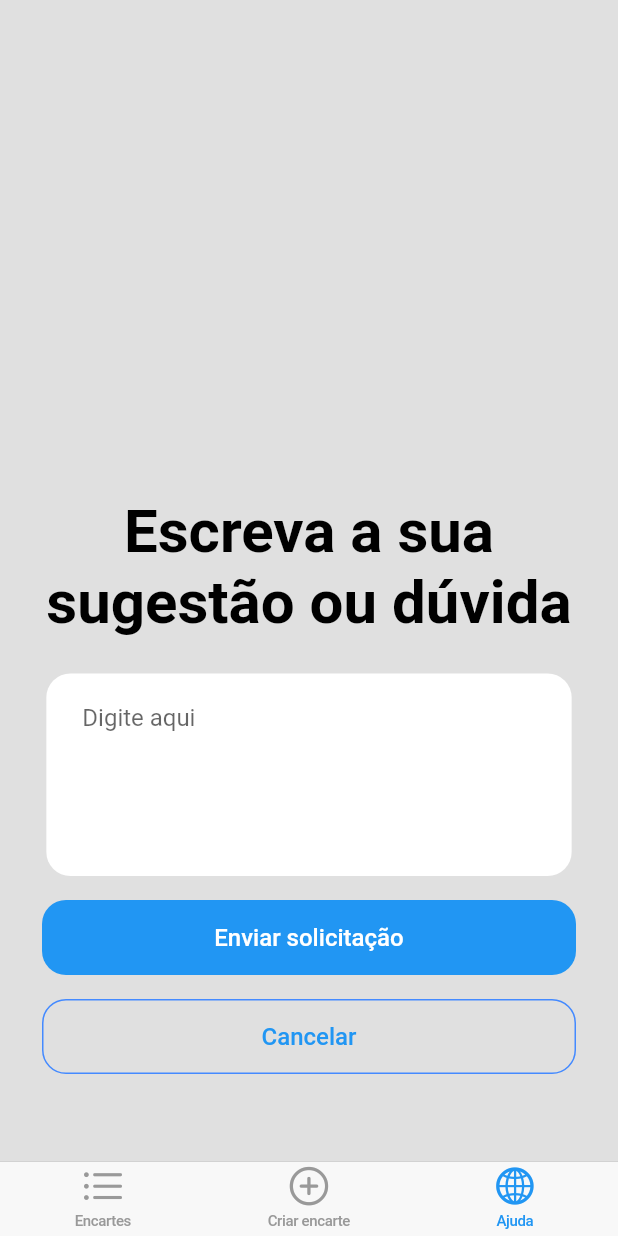
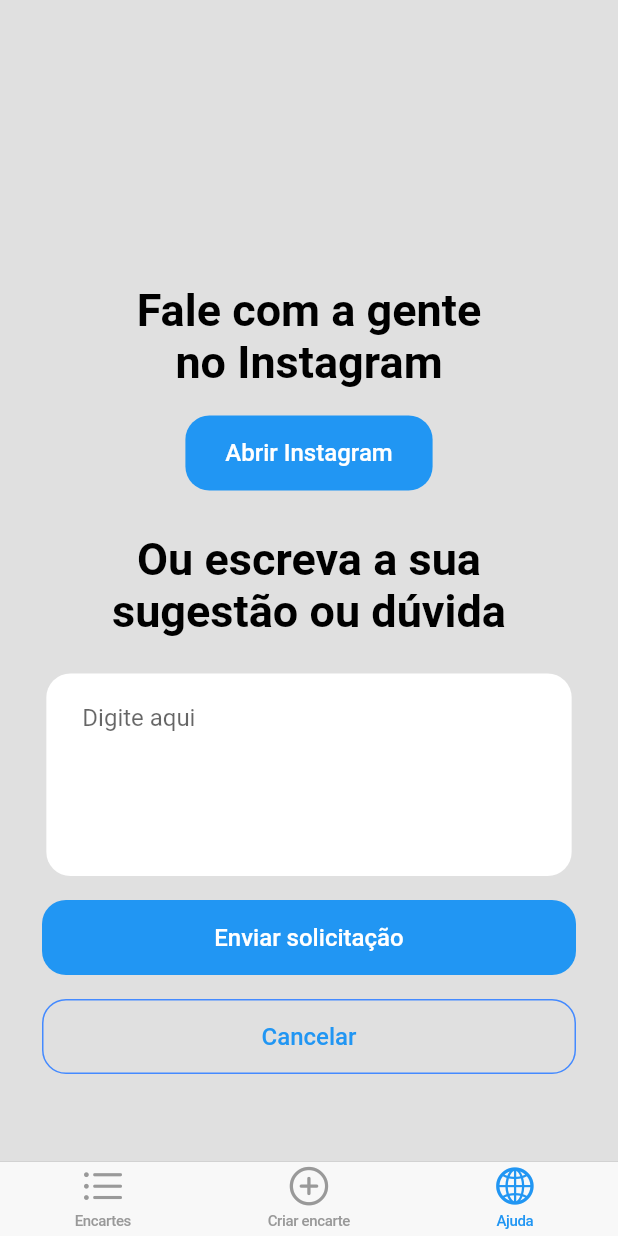
Before and after one commit to MarceloDiefenbach/encarte_facil, a Flutter app: the screen it shows after launch, item 3 of the bottom bar chosen, on a phone screen of 412 x 824 dp. Run offline on Flutter 3.47's test engine with Material 2 defaults, Android fonts, the phone set to English and light mode, and no system bars; our stand-ins replace firebase_analytics, firebase_core, flutter_mobx, image_gallery_saver, mobx, numberpicker and 1 more; missing offline and left inert: flutter_email_sender; accounts and stored records are empty; network calls fail.

Commit message:
adicionei o botão de instagram

```diff
--- a/lib/SugestionForm.dart
+++ b/lib/SugestionForm.dart
@@ -2,8 +2,7 @@ import 'package:encarte_facil_2/Nova%20Home/Home.dart';
 import 'package:flutter/material.dart';
 import 'package:flutter/cupertino.dart';
 import 'package:flutter_email_sender/flutter_email_sender.dart';
-
-import 'Encartes.dart';
+import 'package:url_launcher/url_launcher.dart';
 
 class SugestionForm extends StatefulWidget {
   const SugestionForm({key}) : super(key: key);
@@ -17,6 +16,15 @@ class _SugestionForm extends State<SugestionForm> {
   TextEditingController controllerProdutos = new TextEditingController();
 
   String produtos = "";
+
+  _abrirInstagram() async {
+    const url = 'https://www.instagram.com/encartefacilapp/';
+    if (await canLaunch(url)) {
+      await launch(url);
+    } else {
+      throw 'Could not launch $url';
+    }
+  }
 
   @override
   Widget build(BuildContext context) {
@@ -40,12 +48,44 @@ class _SugestionForm extends State<SugestionForm> {
             crossAxisAlignment: CrossAxisAlignment.center,
             children: <Widget>[
               Padding(padding: EdgeInsets.all(50)),
-              Text("Escreva a sua sugestão ou dúvida",
+              Text("Fale com a gente\nno Instagram",
                   textAlign: TextAlign.center,
                   style: TextStyle(
                       fontWeight: FontWeight.bold,
                       color: Colors.black,
-                      fontSize: 40)),
+                      fontSize: 30)),
+              Padding(padding: EdgeInsets.all(5)),
+              TextButton(
+                onPressed: () async {
+                  _abrirInstagram();
+                },
+                child: Container(
+                  height: 50,
+                  width: width*0.4,
+                  decoration: BoxDecoration(
+                    borderRadius: BorderRadius.circular(16),
+                    color: Colors.blue,
+                  ),
+                  child: Column(
+                    mainAxisAlignment: MainAxisAlignment.center,
+                    children: [
+                      Text('Abrir Instagram',
+                          style: TextStyle(
+                              color: Colors.white,
+                              fontSize: 16
+                          )
+                      ),
+                    ],
+                  ),
+                ),
+              ),
+              Padding(padding: EdgeInsets.all(10)),
+              Text("Ou escreva a sua \nsugestão ou dúvida",
+                  textAlign: TextAlign.center,
+                  style: TextStyle(
+                      fontWeight: FontWeight.bold,
+                      color: Colors.black,
+                      fontSize: 30)),
               Padding(padding: EdgeInsets.fromLTRB(0, 24, 0, 0)),
               Container(
                 width: width*0.85,
```
Also changed, not shown: 1 other file.
